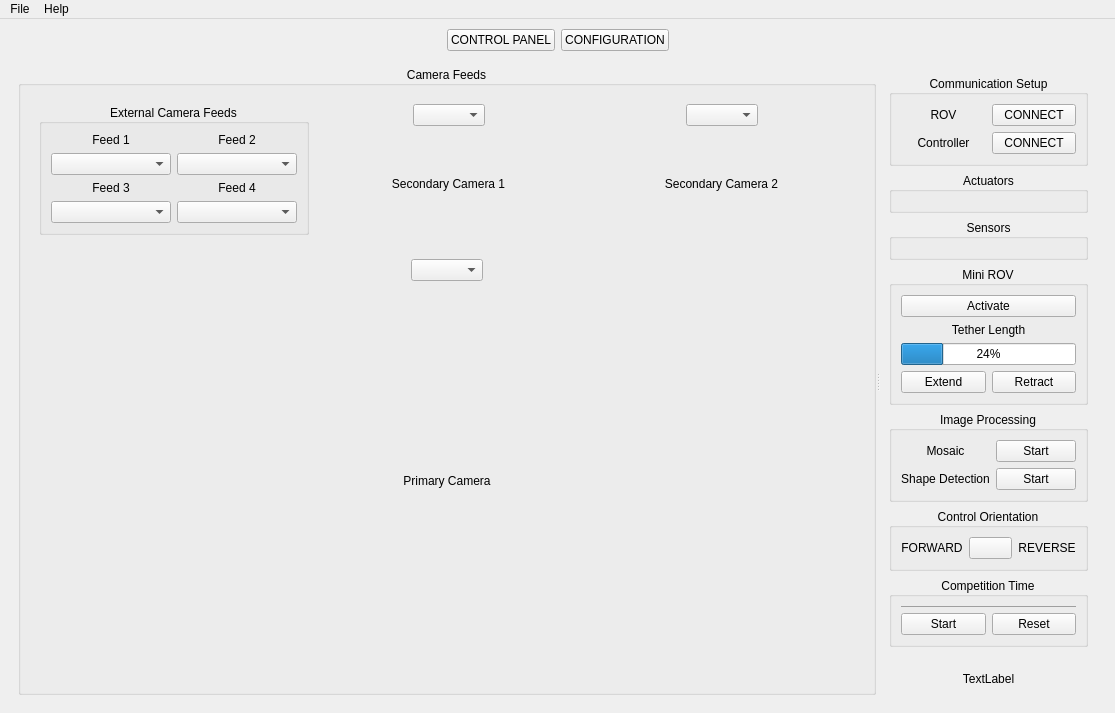
Qt form gui.ui (AvalonROV/ROV_SW_GUI_2020) before a commit.
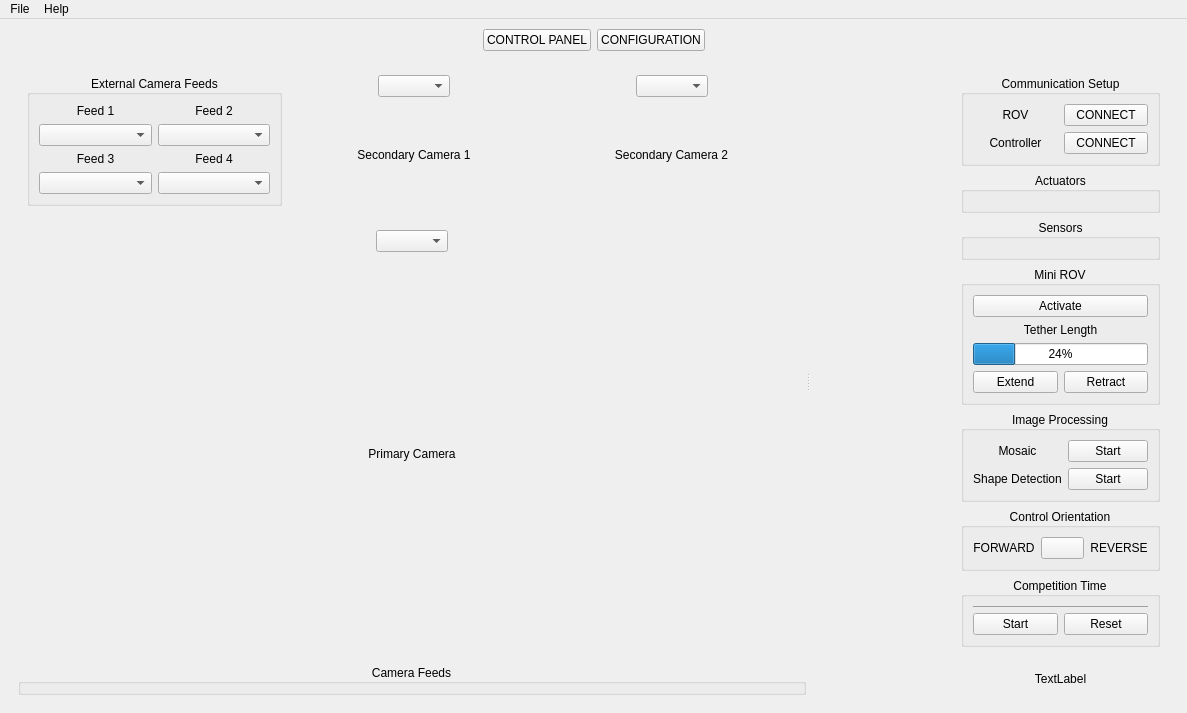
The same form after that commit.

Commit message: Futher changes to dark theme, added rounded corners to group boxes, implemented slide-out window for each computer vision task.

```diff
--- a/gui.ui
+++ b/gui.ui
@@ -6,7 +6,7 @@
    <rect>
     <x>0</x>
     <y>0</y>
-    <width>1115</width>
+    <width>1187</width>
     <height>713</height>
    </rect>
   </property>
@@ -45,15 +45,6 @@
            </property>
            <layout class="QGridLayout" name="gridLayout_6">
             <item row="0" column="0">
-             <widget class="QGroupBox" name="groupBox">
-              <property name="title">
-               <string>Camera Feeds</string>
-              </property>
-              <property name="alignment">
-               <set>Qt::AlignCenter</set>
-              </property>
-              <layout class="QGridLayout" name="gridLayout_25">
-               <item row="0" column="0">
                 <layout class="QGridLayout" name="gridLayout_24" rowstretch="1,3">
                  <item row="1" column="0">
                   <widget class="QWidget" name="widget" native="true">
@@ -299,7 +290,14 @@
                  </item>
                 </layout>
                </item>
-              </layout>
+            <item row="1" column="0">
+             <widget class="QGroupBox" name="group_box_cam_feeds">
+              <property name="title">
+               <string>Camera Feeds</string>
+              </property>
+              <property name="alignment">
+               <set>Qt::AlignCenter</set>
+              </property>
              </widget>
             </item>
            </layout>
@@ -312,7 +310,7 @@
             </sizepolicy>
            </property>
            <layout class="QGridLayout" name="gridLayout_28">
-            <item row="0" column="0">
+            <item row="0" column="1">
              <widget class="QScrollArea" name="scrollArea_3">
               <property name="styleSheet">
                <string notr="true">QScrollArea { background: transparent; }
@@ -334,7 +332,7 @@
                  <x>0</x>
                  <y>0</y>
                  <width>175</width>
-                 <height>620</height>
+                 <height>605</height>
                 </rect>
                </property>
                <layout class="QGridLayout" name="gridLayout_10">
@@ -687,6 +685,67 @@
               </widget>
              </widget>
             </item>
+            <item row="0" column="0">
+             <widget class="QStackedWidget" name="control_vision_stacked_widget">
+              <property name="sizePolicy">
+               <sizepolicy hsizetype="Minimum" vsizetype="Preferred">
+                <horstretch>0</horstretch>
+                <verstretch>0</verstretch>
+               </sizepolicy>
+              </property>
+              <property name="maximumSize">
+               <size>
+                <width>16777215</width>
+                <height>16777215</height>
+               </size>
+              </property>
+              <property name="currentIndex">
+               <number>0</number>
+              </property>
+              <widget class="QWidget" name="page_3">
+               <layout class="QGridLayout" name="gridLayout_35">
+                <item row="0" column="0">
+                 <widget class="QWidget" name="widget_2" native="true">
+                  <property name="sizePolicy">
+                   <sizepolicy hsizetype="Minimum" vsizetype="Preferred">
+                    <horstretch>0</horstretch>
+                    <verstretch>0</verstretch>
+                   </sizepolicy>
+                  </property>
+                  <property name="maximumSize">
+                   <size>
+                    <width>0</width>
+                    <height>16777215</height>
+                   </size>
+                  </property>
+                 </widget>
+                </item>
+               </layout>
+              </widget>
+              <widget class="QWidget" name="page_4">
+               <layout class="QGridLayout" name="gridLayout_25">
+                <item row="0" column="0">
+                 <widget class="QGroupBox" name="group_box_mosaic_task">
+                  <property name="title">
+                   <string>Mosaic Task</string>
+                  </property>
+                 </widget>
+                </item>
+               </layout>
+              </widget>
+              <widget class="QWidget" name="page_5">
+               <layout class="QGridLayout" name="gridLayout_36">
+                <item row="0" column="0">
+                 <widget class="QGroupBox" name="group_box_shape_detection">
+                  <property name="title">
+                   <string>Shape Detection</string>
+                  </property>
+                 </widget>
+                </item>
+               </layout>
+              </widget>
+             </widget>
+            </item>
            </layout>
           </widget>
          </widget>
@@ -1224,7 +1283,7 @@
     <rect>
      <x>0</x>
      <y>0</y>
-     <width>1115</width>
+     <width>1187</width>
      <height>21</height>
     </rect>
    </property>
```
Left out of the diff: 58 changed lines with no effect on the pictures. Lines whose indentation alone changed are shown as unchanged. The commit also changes 10 other files.
